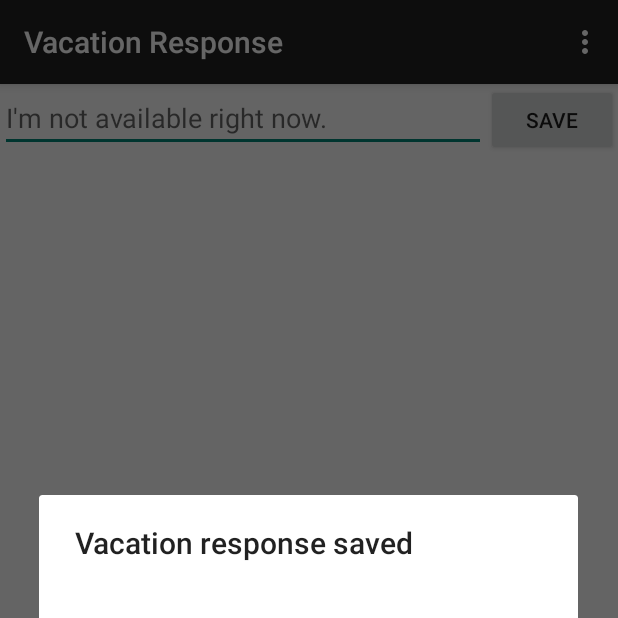
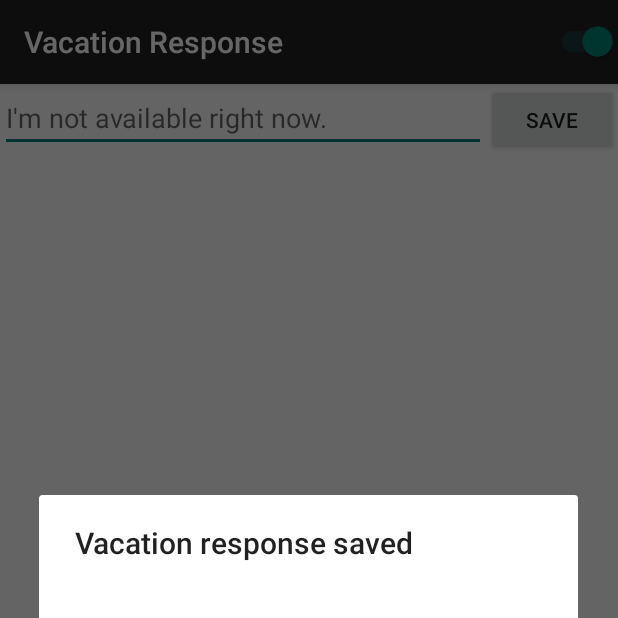
Before and after one commit to ncheneer/vacation-response, an Android app: the screen it shows after launch (VacationResponseActivity), after a tap on "SAVE", on a phone screen of 412 x 824 dp, the top half of it. Run offline under Robolectric (Android 15) with nearby library versions, the phone set to English and light mode, and no system bars; 1 other tap on this screen came first.

Commit message:
Accommodate lower API level, add switch
- enable/disable switch
- remove method only
available in API level 19 and up, and use lower API level-compatible
methods

```diff
--- a/VacationResponse/app/src/main/java/com/google/android/nancychen/vacationresponse/VacationResponseActivity.java
+++ b/VacationResponse/app/src/main/java/com/google/android/nancychen/vacationresponse/VacationResponseActivity.java
@@ -6,49 +6,60 @@ import android.content.DialogInterface;
 import android.content.SharedPreferences;
 import android.support.v7.app.ActionBarActivity;
 import android.os.Bundle;
+import android.util.Log;
 import android.view.Menu;
 import android.view.MenuItem;
 import android.view.View;
 import android.widget.EditText;
+import android.widget.Switch;
 
 public class VacationResponseActivity extends ActionBarActivity {
     public static final String SAVED_VACATION_RESPONSE = "saved_vacation_response";
+    public static final String VACATION_RESPONSE_ENABLED = "vacation_response_enabled";
     public static final String VACATION_RESPONSE_PREFERENCE = "vacation_response_preference_file";
+
+    private Switch mEnabledSwitch;
+    private SharedPreferences mVacationPreferences;
 
     @Override
     protected void onCreate(Bundle savedInstanceState) {
         super.onCreate(savedInstanceState);
         setContentView(R.layout.activity_vacation_response);
+        mVacationPreferences = getSharedPreferences(
+                VACATION_RESPONSE_PREFERENCE,
+                Context.MODE_PRIVATE);
     }
 
     @Override
     public boolean onCreateOptionsMenu(Menu menu) {
         // Inflate the menu; this adds items to the action bar if it is present.
         getMenuInflater().inflate(R.menu.menu_vacation_response, menu);
+        MenuItem enableDisable = menu.findItem(R.id.enable_disable);
+        enableDisable
+                .setActionView(R.layout.enable_disable_switch)
+                .getActionView()
+                .findViewById(R.id.switchForActionBar)
+                .setOnClickListener(new View.OnClickListener() {
+                    @Override
+                    public void onClick(View v) {
+                        SharedPreferences.Editor editor = mVacationPreferences.edit();
+                        editor.putBoolean(VACATION_RESPONSE_ENABLED, mEnabledSwitch.isChecked());
+                        editor.commit();
+                    }
+        });
+
+        Boolean enabled = mVacationPreferences.getBoolean(
+                VacationResponseActivity.VACATION_RESPONSE_ENABLED, false);
+        mEnabledSwitch = (Switch)
+                enableDisable.getActionView().findViewById(R.id.switchForActionBar);
+        mEnabledSwitch.setChecked(enabled);
+        Log.i("VacationResponseActivity", "Checked: "+String.valueOf(mEnabledSwitch.isChecked()));
         return true;
-    }
-
-    @Override
-    public boolean onOptionsItemSelected(MenuItem item) {
-        // Handle action bar item clicks here. The action bar will
-        // automatically handle clicks on the Home/Up button, so long
-        // as you specify a parent activity in AndroidManifest.xml.
-        int id = item.getItemId();
-
-        //noinspection SimplifiableIfStatement
-        if (id == R.id.action_settings) {
-            return true;
-        }
-
-        return super.onOptionsItemSelected(item);
     }
 
     public void saveResponse(View view) {
         String text = ((EditText) findViewById(R.id.edit_message)).getText().toString();
-        SharedPreferences pref = getSharedPreferences(
-                VACATION_RESPONSE_PREFERENCE,
-                Context.MODE_PRIVATE);
-        SharedPreferences.Editor editor = pref.edit();
+        SharedPreferences.Editor editor = mVacationPreferences.edit();
         editor.putString(SAVED_VACATION_RESPONSE, text);
         editor.commit();
 
--- /dev/null
+++ b/VacationResponse/app/src/main/res/layout/enable_disable_switch.xml
@@ -0,0 +1,14 @@
+<?xml version="1.0" encoding="utf-8"?>
+<LinearLayout xmlns:android="http://schemas.android.com/apk/res/android"
+    android:layout_width="fill_parent"
+    android:layout_height="wrap_content"
+    android:orientation="horizontal"
+    android:layout_gravity="center">
+
+    <Switch
+        android:id="@+id/switchForActionBar"
+        android:layout_width="wrap_content"
+        android:layout_height="wrap_content"
+        android:text="" />
+
+</LinearLayout>
--- a/VacationResponse/app/src/main/res/menu/menu_vacation_response.xml
+++ b/VacationResponse/app/src/main/res/menu/menu_vacation_response.xml
@@ -1,6 +1,8 @@
-<menu xmlns:android="http://schemas.android.com/apk/res/android"
-    xmlns:app="http://schemas.android.com/apk/res-auto"
-    xmlns:tools="http://schemas.android.com/tools" tools:context=".VacationResponseActivity">
-    <item android:id="@+id/action_settings" android:title="@string/action_settings"
-        android:orderInCategory="100" app:showAsAction="never" />
+<menu xmlns:app="http://schemas.android.com/apk/res-auto"
+    xmlns:android="http://schemas.android.com/apk/res/android">
+    <item
+        android:id="@+id/enable_disable"
+        android:title=""
+        app:showAsAction="always"
+        />
 </menu>
```
Also changed, not shown: VacationResponse/app/src/main/java/com/google/android/nancychen/vacationresponse/SmsReceiver.java (+26 -8 lines), 1 other file.
